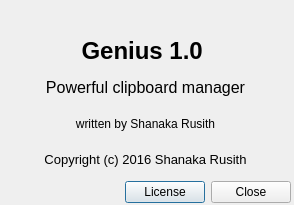
This is views/about.ui in rusith/genius as Qt 5 draws it before an edit. The edited form follows.
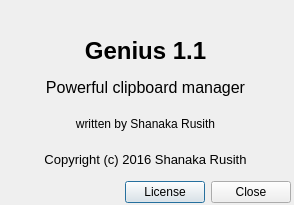
This is the edited form. Icons and pictures are not drawn.

Diff of the .ui file:
```diff
--- a/views/about.ui
+++ b/views/about.ui
@@ -46,7 +46,7 @@
     <item>
      <widget class="QLabel" name="label_2">
       <property name="text">
-       <string>&lt;html&gt;&lt;head/&gt;&lt;body&gt;&lt;p&gt;&lt;span style=&quot; font-size:18pt; font-weight:600;&quot;&gt;Genius 1.0 &lt;/span&gt;&lt;/p&gt;&lt;/body&gt;&lt;/html&gt;</string>
+       <string>&lt;html&gt;&lt;head/&gt;&lt;body&gt;&lt;p&gt;&lt;span style=&quot; font-size:18pt; font-weight:600;&quot;&gt;Genius 1.1&lt;/span&gt;&lt;/p&gt;&lt;/body&gt;&lt;/html&gt;</string>
       </property>
       <property name="alignment">
        <set>Qt::AlignCenter</set>
```
